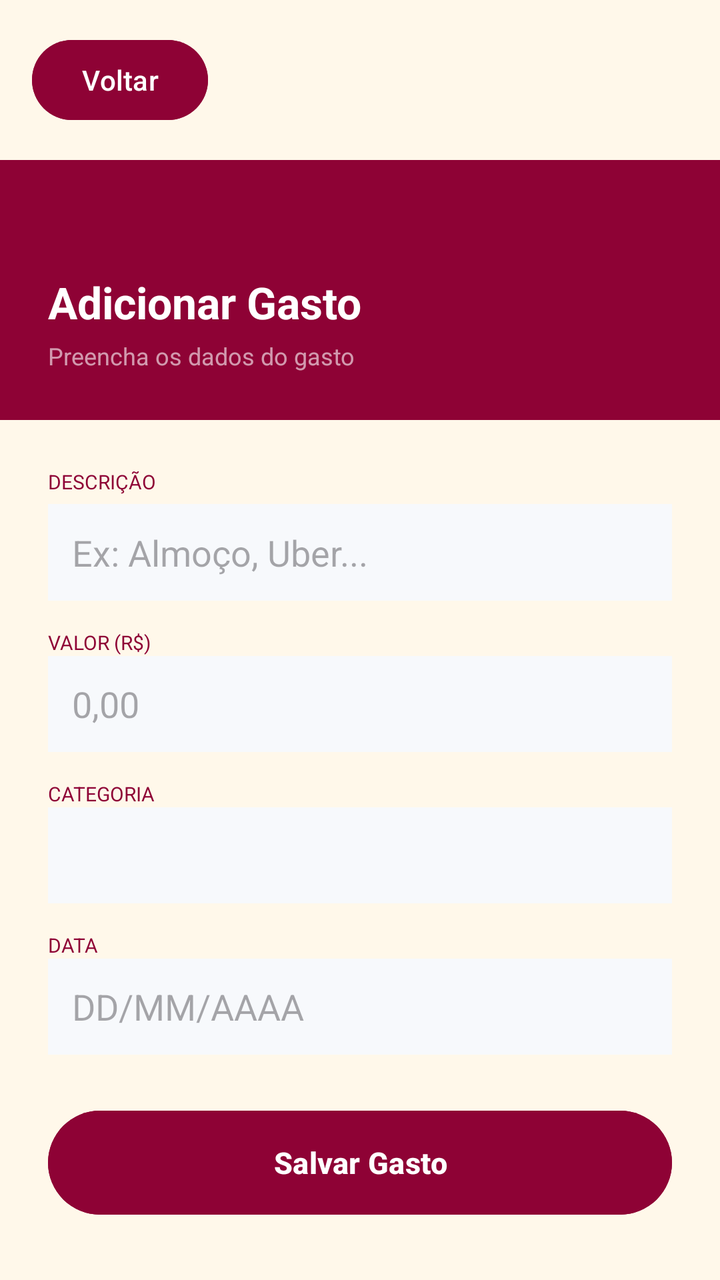
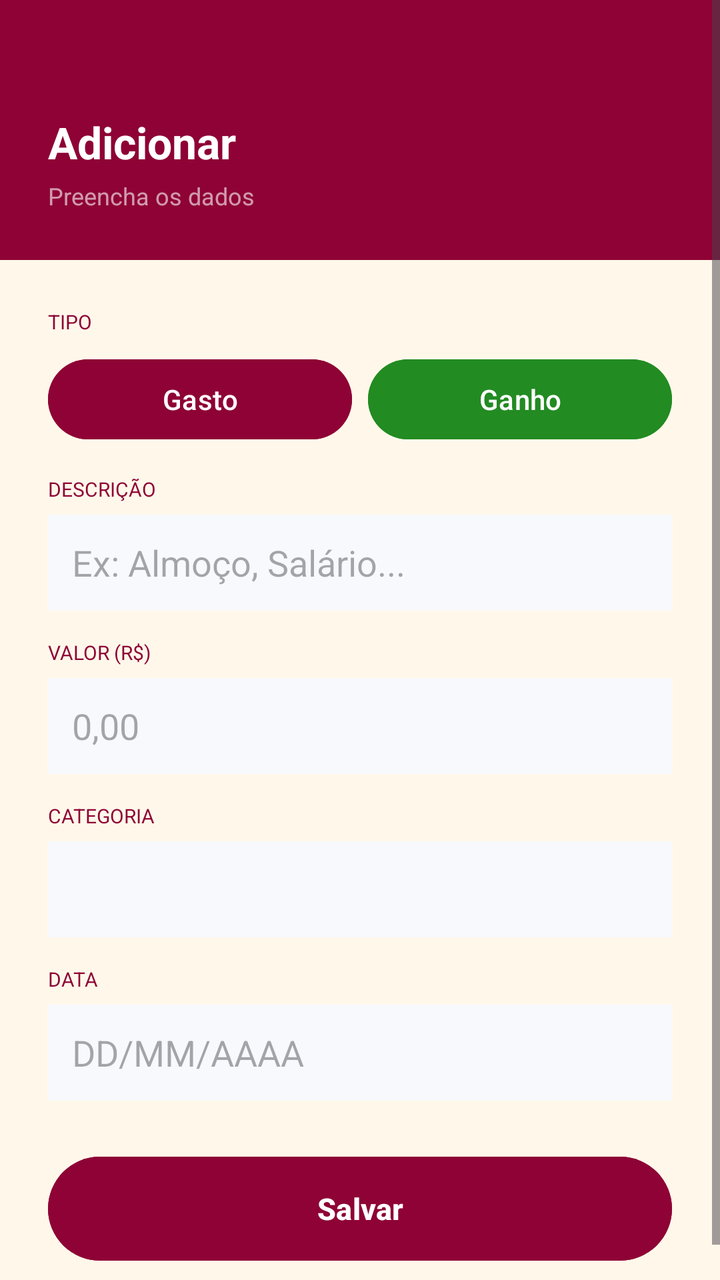

Two renders of the same Android screen: before a commit and after it. Below are the layout's source before the change and the commit's diff.
<!-- AndroidManifest.xml: application theme Theme.CashControl -->
<!-- res/layout/activity_adicionargasto.xml -->
<?xml version="1.0" encoding="utf-8"?>
<ScrollView xmlns:android="http://schemas.android.com/apk/res/android"
    android:layout_width="match_parent"
    android:layout_height="match_parent"
    android:background="#FFF8EA">

    <LinearLayout
        android:layout_width="match_parent"
        android:layout_height="wrap_content"
        android:orientation="vertical">

        <Button
            android:id="@+id/btnVoltar"
            android:layout_width="wrap_content"
            android:layout_height="wrap_content"
            android:text="Voltar"
            android:layout_margin="16dp"
            android:backgroundTint="#8E0235"
            android:textColor="#FFFFFF"
            android:textSize="14sp"/>

        <LinearLayout
            android:layout_width="match_parent"
            android:layout_height="130dp"
            android:background="#8E0235"
            android:gravity="bottom"
            android:orientation="vertical"
            android:padding="24dp">

            <TextView
                android:layout_width="wrap_content"
                android:layout_height="wrap_content"
                android:text="Adicionar Gasto"
                android:textColor="#FFFFFF"
                android:textSize="22sp"
                android:textStyle="bold" />

            <TextView
                android:layout_width="wrap_content"
                android:layout_height="wrap_content"
                android:layout_marginTop="4dp"
                android:text="Preencha os dados do gasto"
                android:textColor="#99FFFFFF"
                android:textSize="12sp" />
        </LinearLayout>

        <LinearLayout
            android:layout_width="match_parent"
            android:layout_height="wrap_content"
            android:orientation="vertical"
            android:padding="24dp">

            <TextView
                android:layout_width="match_parent"
                android:layout_height="18dp"
                android:text="DESCRIÇÃO"
                android:textColor="#8E0235"
                android:textSize="10sp"/>

            <EditText
                android:id="@+id/etDescricao"
                android:layout_width="match_parent"
                android:layout_height="match_parent"
                android:background="#F7F9FC"
                android:textColor="#6C7277"
                android:padding="12dp"
                android:hint="Ex: Almoço, Uber..."
                android:layout_marginBottom="14dp"/>

            <TextView
                android:layout_width="match_parent"
                android:layout_height="match_parent"
                android:text="VALOR (R$)"
                android:textColor="#8E0235"
                android:textSize="10sp"/>

            <EditText
                android:id="@+id/etValor"
                android:layout_width="match_parent"
                android:layout_height="48dp"
                android:background="#F7F9FC"
                android:textColor="#6C7277"
                android:hint="0,00"
                android:inputType="numberDecimal"
                android:padding="12dp"
                android:layout_marginBottom="14dp"/>

            <TextView
                android:layout_width="match_parent"
                android:layout_height="match_parent"
                android:text="CATEGORIA"
                android:textColor="#8E0235"
                android:textSize="10sp"/>

            <Spinner
                android:id="@+id/spinnerCategoria"
                android:layout_width="match_parent"
                android:layout_height="48dp"
                android:background="#F7F9FC"
                android:layout_marginBottom="14dp"/>

            <TextView
                android:layout_width="match_parent"
                android:layout_height="match_parent"
                android:text="DATA"
                android:textColor="#8E0235"
                android:textSize="10sp"/>

            <EditText
                android:id="@+id/etData"
                android:layout_width="match_parent"
                android:layout_height="48dp"
                android:background="#F7F9FC"
                android:textColor="#6C7277"
                android:hint="DD/MM/AAAA"
                android:focusable="false"
                android:clickable="true"
                android:padding="12dp"
                android:layout_marginBottom="24dp"/>

            <Button
                android:id="@+id/btnSalvar"
                android:layout_width="match_parent"
                android:layout_height="60dp"
                android:backgroundTint="#8E0235"
                android:text="Salvar Gasto"
                android:textColor="#FFFFFF"
                android:textSize="15sp"
                android:textStyle="bold"/>

        </LinearLayout>

    </LinearLayout>

</ScrollView>
<!-- resources referenced by this layout -->
<resources>
  <style name="Theme.CashControl" parent="Base.Theme.CashControl" />
  <style name="Base.Theme.CashControl" parent="Theme.Material3.DayNight.NoActionBar">
          
          
      </style>
</resources>

<!-- the commit's change to res/layout/activity_adicionargasto.xml (unified diff, before → after) -->
@@ -8,16 +8,6 @@
         android:layout_width="match_parent"
         android:layout_height="wrap_content"
         android:orientation="vertical">
-
-        <Button
-            android:id="@+id/btnVoltar"
-            android:layout_width="wrap_content"
-            android:layout_height="wrap_content"
-            android:text="Voltar"
-            android:layout_margin="16dp"
-            android:backgroundTint="#8E0235"
-            android:textColor="#FFFFFF"
-            android:textSize="14sp"/>
 
         <LinearLayout
             android:layout_width="match_parent"
@@ -30,18 +20,19 @@
             <TextView
                 android:layout_width="wrap_content"
                 android:layout_height="wrap_content"
-                android:text="Adicionar Gasto"
+                android:text="Adicionar"
                 android:textColor="#FFFFFF"
                 android:textSize="22sp"
-                android:textStyle="bold" />
+                android:textStyle="bold"/>
 
             <TextView
                 android:layout_width="wrap_content"
                 android:layout_height="wrap_content"
                 android:layout_marginTop="4dp"
-                android:text="Preencha os dados do gasto"
+                android:text="Preencha os dados"
                 android:textColor="#99FFFFFF"
-                android:textSize="12sp" />
+                android:textSize="12sp"/>
+
         </LinearLayout>
 
         <LinearLayout
@@ -51,28 +42,67 @@
             android:padding="24dp">
 
             <TextView
+                android:layout_width="wrap_content"
+                android:layout_height="wrap_content"
+                android:text="TIPO"
+                android:textColor="#8E0235"
+                android:textSize="10sp"
+                android:layout_marginBottom="8dp"/>
+
+            <LinearLayout
                 android:layout_width="match_parent"
-                android:layout_height="18dp"
+                android:layout_height="48dp"
+                android:orientation="horizontal"
+                android:layout_marginBottom="14dp">
+
+                <Button
+                    android:id="@+id/btnTipoGasto"
+                    android:layout_width="0dp"
+                    android:layout_height="match_parent"
+                    android:layout_weight="1"
+                    android:text="Gasto"
+                    android:textColor="#FFFFFF"
+                    android:textSize="14sp"
+                    android:backgroundTint="#8E0235"
+                    android:layout_marginEnd="8dp"/>
+
+                <Button
+                    android:id="@+id/btnTipoGanho"
+                    android:layout_width="0dp"
+                    android:layout_height="match_parent"
+                    android:layout_weight="1"
+                    android:text="Ganho"
+                    android:textColor="#FFFF"
+                    android:textSize="14sp"
+                    android:backgroundTint="#228b22"/>
+
+            </LinearLayout>
+
+            <TextView
+                android:layout_width="wrap_content"
+                android:layout_height="wrap_content"
                 android:text="DESCRIÇÃO"
                 android:textColor="#8E0235"
-                android:textSize="10sp"/>
+                android:textSize="10sp"
+                android:layout_marginBottom="6dp"/>
 
             <EditText
                 android:id="@+id/etDescricao"
                 android:layout_width="match_parent"
-                android:layout_height="match_parent"
+                android:layout_height="48dp"
                 android:background="#F7F9FC"
                 android:textColor="#6C7277"
                 android:padding="12dp"
-                android:hint="Ex: Almoço, Uber..."
+                android:hint="Ex: Almoço, Salário..."
                 android:layout_marginBottom="14dp"/>
 
             <TextView
-                android:layout_width="match_parent"
-                android:layout_height="match_parent"
+                android:layout_width="wrap_content"
+                android:layout_height="wrap_content"
                 android:text="VALOR (R$)"
                 android:textColor="#8E0235"
-                android:textSize="10sp"/>
+                android:textSize="10sp"
+                android:layout_marginBottom="6dp"/>
 
             <EditText
                 android:id="@+id/etValor"
@@ -86,11 +116,12 @@
                 android:layout_marginBottom="14dp"/>
 
             <TextView
-                android:layout_width="match_parent"
-                android:layout_height="match_parent"
+                android:layout_width="wrap_content"
+                android:layout_height="wrap_content"
                 android:text="CATEGORIA"
                 android:textColor="#8E0235"
-                android:textSize="10sp"/>
+                android:textSize="10sp"
+                android:layout_marginBottom="6dp"/>
 
             <Spinner
                 android:id="@+id/spinnerCategoria"
@@ -100,11 +131,12 @@
                 android:layout_marginBottom="14dp"/>
 
             <TextView
-                android:layout_width="match_parent"
-                android:layout_height="match_parent"
+                android:layout_width="wrap_content"
+                android:layout_height="wrap_content"
                 android:text="DATA"
                 android:textColor="#8E0235"
-                android:textSize="10sp"/>
+                android:textSize="10sp"
+                android:layout_marginBottom="6dp"/>
 
             <EditText
                 android:id="@+id/etData"
@@ -123,13 +155,11 @@
                 android:layout_width="match_parent"
                 android:layout_height="60dp"
                 android:backgroundTint="#8E0235"
-                android:text="Salvar Gasto"
+                android:text="Salvar"
                 android:textColor="#FFFFFF"
                 android:textSize="15sp"
                 android:textStyle="bold"/>
 
         </LinearLayout>
-
     </LinearLayout>
-
 </ScrollView>
